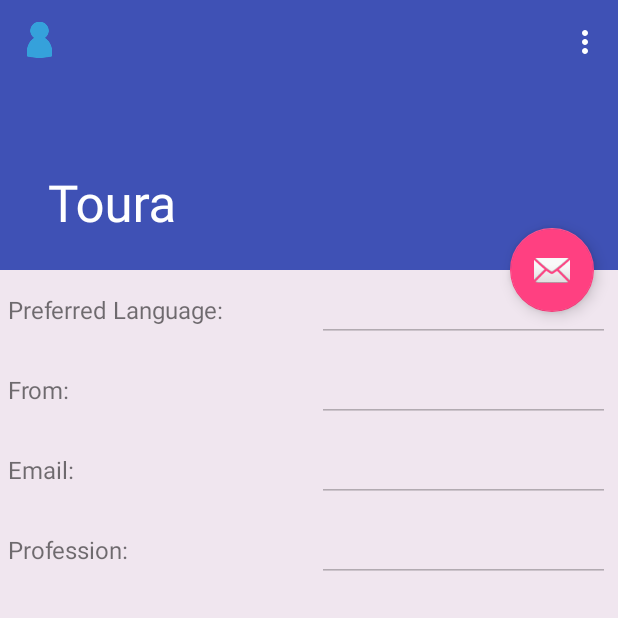
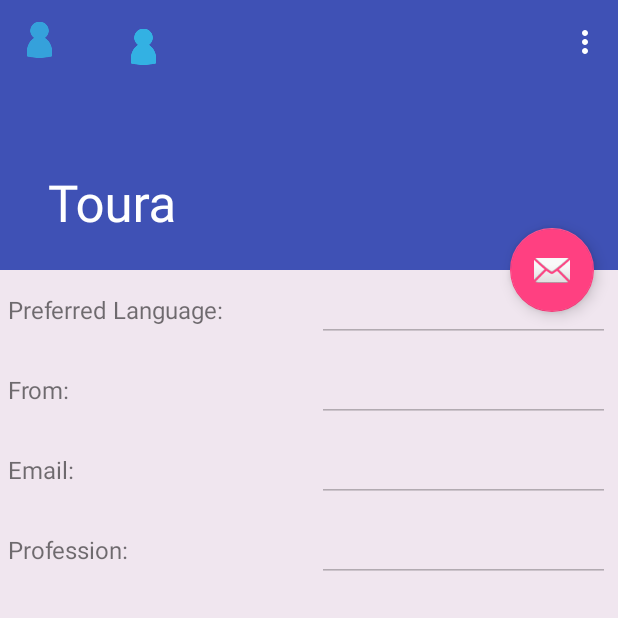
Before and after one commit to munarahman/Toura, an Android app: the screen it shows after launch (ProfileActivity), on a phone screen of 412 x 824 dp, the top half of it. Run offline under Robolectric (Android 15) with nearby library versions, the phone set to English and light mode, and no system bars; our stand-ins replace Firebase (no records; nobody signed in at launch, a user with empty details on screens opened directly).

Commit message:
add profile icon and the map onClick to get lat/lng

```diff
--- a/app/src/main/java/com/example/muna/toura/ProfileActivity.java
+++ b/app/src/main/java/com/example/muna/toura/ProfileActivity.java
@@ -16,6 +16,7 @@ import android.view.Menu;
 import android.view.MenuItem;
 import android.widget.Button;
 import android.widget.EditText;
+import android.widget.ImageView;
 import android.widget.TabHost;
 
 import com.google.firebase.database.DataSnapshot;
@@ -148,7 +149,15 @@ public class ProfileActivity extends AppCompatActivity {
 
         mainTabSpec = mainTabHost.newTabSpec("Profile");
         mainTabSpec.setContent(R.id.third_tab);
-        mainTabSpec.setIndicator("Profile");
+//        mainTabSpec.setIndicator("Profile");
+//        mainTabHost.addTab(mainTabSpec);
+
+        View view = LayoutInflater.from(this).inflate(R.layout.profile_icon,
+                mainTabHost.getTabWidget(), false);
+        ImageView imgtabF = (ImageView) view.findViewById(R.id.profile_icon);
+        imgtabF.setBackgroundResource(R.drawable.profile_icon);
+
+        mainTabSpec.setIndicator(view);
         mainTabHost.addTab(mainTabSpec);
 
         mainTabHost.setOnTabChangedListener(new TabHost.OnTabChangeListener(){
--- a/app/src/main/java/com/example/muna/toura/SafetyMapsActivity.java
+++ b/app/src/main/java/com/example/muna/toura/SafetyMapsActivity.java
@@ -63,6 +63,12 @@ public class SafetyMapsActivity extends FragmentActivity implements OnMapReadyCa
         LatLng sydney = new LatLng(-34, 151);
         mMap.addMarker(new MarkerOptions().position(sydney).title("Marker in Sydney"));
         mMap.moveCamera(CameraUpdateFactory.newLatLng(sydney));
+        mMap.setOnMapClickListener(new GoogleMap.OnMapClickListener() {
+            @Override
+            public void onMapClick(LatLng latLng) {
+                System.out.println(latLng);
+            }
+        });
 
         addHeatMap();
     }
--- /dev/null
+++ b/app/src/main/res/layout/profile_icon.xml
@@ -0,0 +1,17 @@
+<?xml version="1.0" encoding="utf-8"?>
+<LinearLayout xmlns:android="http://schemas.android.com/apk/res/android"
+    android:orientation="vertical"
+    android:layout_width="match_parent"
+    android:layout_height="match_parent">
+
+
+    <ImageView
+        android:id="@+id/profile_icon"
+        android:layout_width="wrap_content"
+        android:layout_height="wrap_content"
+        android:contentDescription="@string/profile_title"
+        android:src="@drawable/profile_icon"
+        android:layout_marginLeft="80dp"
+        android:layout_marginTop="15dp"/>
+
+</LinearLayout>
```
Also changed, not shown: 8 other files.
